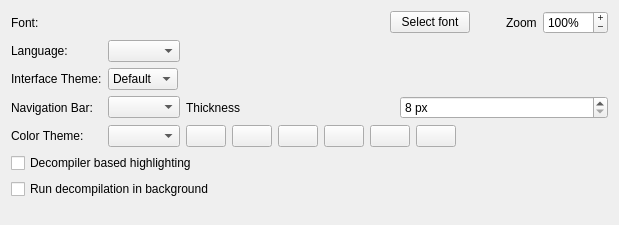
Above: src/dialogs/preferences/AppearanceOptionsWidget.ui from radareorg/iaito before the change. Below: the same form after it.
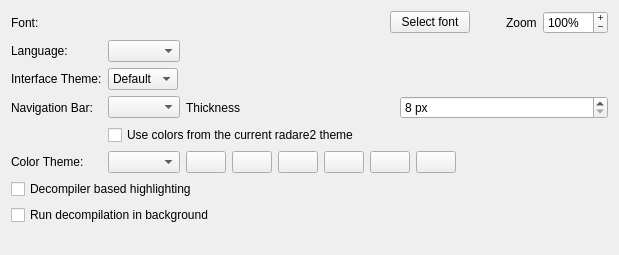
That is the form after the change. Icons and pictures are not drawn. Custom widgets are drawn as their Qt base class.

Commit message: Use theme colors for the navigation bar

The edit to the form file:
```diff
--- a/src/dialogs/preferences/AppearanceOptionsWidget.ui
+++ b/src/dialogs/preferences/AppearanceOptionsWidget.ui
@@ -7,7 +7,7 @@
     <x>0</x>
     <y>0</y>
     <width>619</width>
-    <height>225</height>
+    <height>255</height>
    </rect>
   </property>
   <property name="windowTitle">
@@ -162,6 +162,8 @@
       </widget>
      </item>
      <item row="3" column="1">
+      <layout class="QVBoxLayout" name="visualNavbarSettingsLayout">
+       <item>
       <layout class="QHBoxLayout" name="visualNavbarLayout">
        <item>
         <widget class="QComboBox" name="visualNavbarLocationComboBox">
@@ -190,6 +192,15 @@
          </property>
          <property name="maximum">
           <number>64</number>
+           </property>
+          </widget>
+         </item>
+        </layout>
+       </item>
+       <item>
+        <widget class="QCheckBox" name="visualNavbarUseThemeColorsCheckBox">
+         <property name="text">
+          <string>Use colors from the current radare2 theme</string>
          </property>
         </widget>
        </item>
```
Lines whose indentation alone changed are shown as unchanged. The commit also changes 10 other files.
